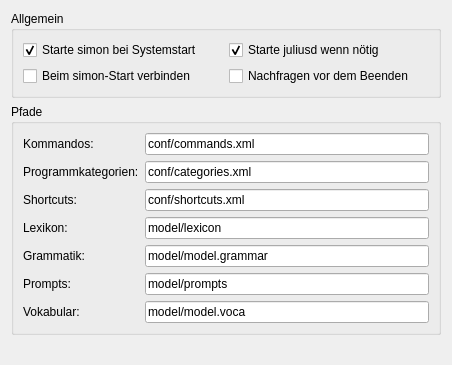
Before: the Qt Designer form ui/generalsettingsdlg.ui in KDE/simon, drawn with Qt 5.
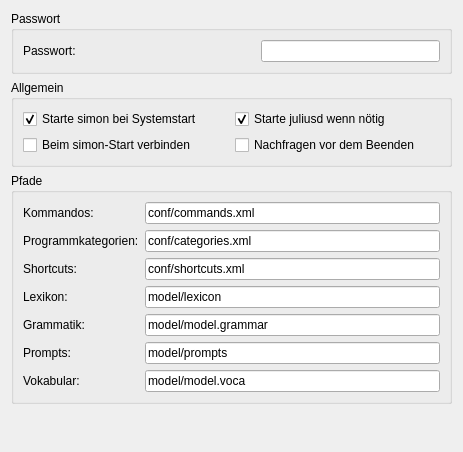
After: the same form once the commit is applied. Icons and pictures are not drawn.

What changed in the file:
```diff
--- a/ui/generalsettingsdlg.ui
+++ b/ui/generalsettingsdlg.ui
@@ -5,8 +5,8 @@
    <rect>
     <x>0</x>
     <y>0</y>
-    <width>452</width>
-    <height>365</height>
+    <width>463</width>
+    <height>452</height>
    </rect>
   </property>
   <property name="windowTitle" >
@@ -16,6 +16,45 @@
    <iconset resource="../simon.qrc" >:/images/icons/computer.svg</iconset>
   </property>
   <layout class="QVBoxLayout" >
+   <item>
+    <widget class="QGroupBox" name="gbPassword" >
+     <property name="title" >
+      <string>Passwort</string>
+     </property>
+     <property name="flat" >
+      <bool>true</bool>
+     </property>
+     <layout class="QHBoxLayout" >
+      <item>
+       <widget class="QLabel" name="lbPassword" >
+        <property name="text" >
+         <string>Passwort:</string>
+        </property>
+       </widget>
+      </item>
+      <item>
+       <spacer>
+        <property name="orientation" >
+         <enum>Qt::Horizontal</enum>
+        </property>
+        <property name="sizeHint" >
+         <size>
+          <width>40</width>
+          <height>20</height>
+         </size>
+        </property>
+       </spacer>
+      </item>
+      <item>
+       <widget class="QLineEdit" name="lePassword" >
+        <property name="echoMode" >
+         <enum>QLineEdit::Password</enum>
+        </property>
+       </widget>
+      </item>
+     </layout>
+    </widget>
+   </item>
    <item>
     <widget class="QGroupBox" name="gbGeneral" >
      <property name="title" >
```
